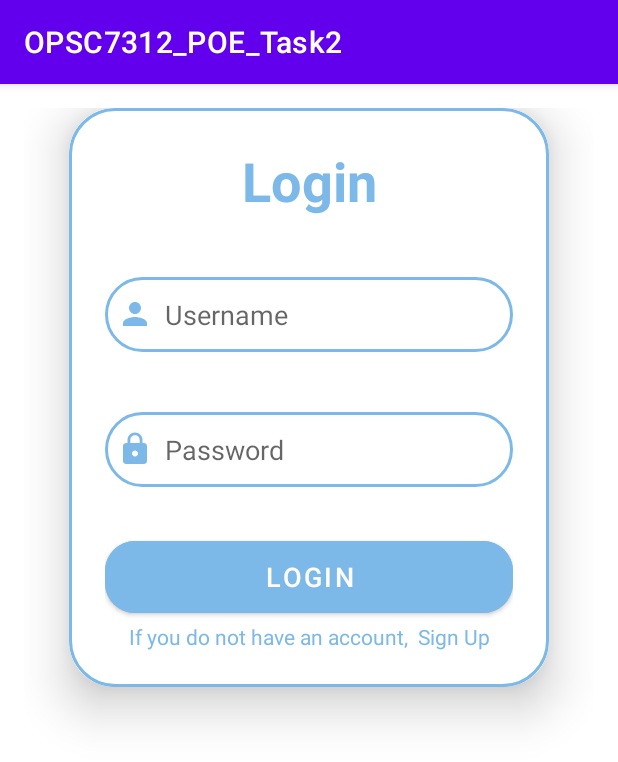
After one commit to AidenBosman124/OPSC7312_POE_Task2, an Android app: the fragment LoginFragment shown on its own in the app's theme, on a phone screen of 412 x 824 dp. The commit adds this screen. Shown: the top 762 px of the screen. Run offline under Robolectric (Android 15) with nearby library versions, the phone set to English and light mode, and no system bars.

Commit message:
commit 1
commit 1

```diff
--- a/app/build.gradle
+++ b/app/build.gradle
@@ -45,6 +45,7 @@ dependencies {
     implementation 'androidx.lifecycle:lifecycle-viewmodel-ktx:2.6.1'
     implementation 'androidx.navigation:navigation-fragment-ktx:2.6.0'
     implementation 'androidx.navigation:navigation-ui-ktx:2.6.0'
+    implementation 'androidx.annotation:annotation:1.3.0'
     testImplementation 'junit:junit:4.13.2'
     androidTestImplementation 'androidx.test.ext:junit:1.1.5'
     androidTestImplementation 'androidx.test.espresso:espresso-core:3.5.1'
--- /dev/null
+++ b/app/src/main/java/com/example/opsc7312_poe_task2/ui/login/LoginFragment.kt
@@ -0,0 +1,131 @@
+package com.example.opsc7312_poe_task2.ui.login
+
+import androidx.lifecycle.Observer
+import androidx.lifecycle.ViewModelProvider
+import androidx.annotation.StringRes
+import androidx.fragment.app.Fragment
+import android.os.Bundle
+import android.text.Editable
+import android.text.TextWatcher
+import android.view.LayoutInflater
+import android.view.View
+import android.view.ViewGroup
+import android.view.inputmethod.EditorInfo
+import android.widget.Button
+import android.widget.EditText
+import android.widget.ProgressBar
+import android.widget.Toast
+import com.example.opsc7312_poe_task2.databinding.FragmentLoginBinding
+
+import com.example.opsc7312_poe_task2.R
+
+class LoginFragment : Fragment() {
+
+    private lateinit var loginViewModel: LoginViewModel
+    private var _binding: FragmentLoginBinding? = null
+
+    // This property is only valid between onCreateView and
+    // onDestroyView.
+    private val binding get() = _binding!!
+
+    override fun onCreateView(
+        inflater: LayoutInflater,
+        container: ViewGroup?,
+        savedInstanceState: Bundle?
+    ): View? {
+
+        _binding = FragmentLoginBinding.inflate(inflater, container, false)
+        return binding.root
+
+    }
+
+    override fun onViewCreated(view: View, savedInstanceState: Bundle?) {
+        super.onViewCreated(view, savedInstanceState)
+        loginViewModel = ViewModelProvider(this, LoginViewModelFactory())
+            .get(LoginViewModel::class.java)
+
+        val usernameEditText = binding.username
+        val passwordEditText = binding.password
+        val loginButton = binding.login
+        val loadingProgressBar = binding.loading
+
+        loginViewModel.loginFormState.observe(viewLifecycleOwner,
+            Observer { loginFormState ->
+                if (loginFormState == null) {
+                    return@Observer
+                }
+                loginButton.isEnabled = loginFormState.isDataValid
+                loginFormState.usernameError?.let {
+                    usernameEditText.error = getString(it)
+                }
+                loginFormState.passwordError?.let {
+                    passwordEditText.error = getString(it)
+                }
+            })
+
+        loginViewModel.loginResult.observe(viewLifecycleOwner,
+            Observer { loginResult ->
+                loginResult ?: return@Observer
+                loadingProgressBar.visibility = View.GONE
+                loginResult.error?.let {
+                    showLoginFailed(it)
+                }
+                loginResult.success?.let {
+                    updateUiWithUser(it)
+                }
+            })
+
+        val afterTextChangedListener = object : TextWatcher {
+            override fun beforeTextChanged(s: CharSequence, start: Int, count: Int, after: Int) {
+                // ignore
+            }
+
+            override fun onTextChanged(s: CharSequence, start: Int, before: Int, count: Int) {
+                // ignore
+            }
+
+            override fun afterTextChanged(s: Editable) {
+                loginViewModel.loginDataChanged(
+                    usernameEditText.text.toString(),
+                    passwordEditText.text.toString()
+                )
+            }
+        }
+        usernameEditText.addTextChangedListener(afterTextChangedListener)
+        passwordEditText.addTextChangedListener(afterTextChangedListener)
+        passwordEditText.setOnEditorActionListener { _, actionId, _ ->
+            if (actionId == EditorInfo.IME_ACTION_DONE) {
+                loginViewModel.login(
+                    usernameEditText.text.toString(),
+                    passwordEditText.text.toString()
+                )
+            }
+            false
+        }
+
+        loginButton.setOnClickListener {
+            loadingProgressBar.visibility = View.VISIBLE
+            loginViewModel.login(
+                usernameEditText.text.toString(),
+                passwordEditText.text.toString()
+            )
+        }
+    }
+
+    private fun updateUiWithUser(model: LoggedInUserView) {
+        val welcome = getString(R.string.welcome) + model.displayName
+        // TODO : initiate successful logged in experience
+        val appContext = context?.applicationContext ?: return
+        Toast.makeText(appContext, welcome, Toast.LENGTH_LONG).show()
+    }
+
+    private fun showLoginFailed(@StringRes errorString: Int) {
+        val appContext = context?.applicationContext ?: return
+        Toast.makeText(appContext, errorString, Toast.LENGTH_LONG).show()
+    }
+
+    override fun onDestroyView() {
+        super.onDestroyView()
+        _binding = null
+    }
+}
--- /dev/null
+++ b/app/src/main/java/com/example/opsc7312_poe_task2/ui/login/LoginViewModelFactory.kt
@@ -0,0 +1,25 @@
+package com.example.opsc7312_poe_task2.ui.login
+
+import androidx.lifecycle.ViewModel
+import androidx.lifecycle.ViewModelProvider
+import com.example.opsc7312_poe_task2.data.LoginDataSource
+import com.example.opsc7312_poe_task2.data.LoginRepository
+
+/**
+ * ViewModel provider factory to instantiate LoginViewModel.
+ * Required given LoginViewModel has a non-empty constructor
+ */
+class LoginViewModelFactory : ViewModelProvider.Factory {
+
+    @Suppress("UNCHECKED_CAST")
+    override fun <T : ViewModel> create(modelClass: Class<T>): T {
+        if (modelClass.isAssignableFrom(LoginViewModel::class.java)) {
+            return LoginViewModel(
+                loginRepository = LoginRepository(
+                    dataSource = LoginDataSource()
+                )
+            ) as T
+        }
+        throw IllegalArgumentException("Unknown ViewModel class")
+    }
+}
--- /dev/null
+++ b/app/src/main/res/drawable/baseline_lock_24.xml
@@ -0,0 +1,5 @@
+<vector android:height="24dp" android:tint="@color/light_blue"
+    android:viewportHeight="24" android:viewportWidth="24"
+    android:width="24dp" xmlns:android="http://schemas.android.com/apk/res/android">
+    <path android:fillColor="@android:color/white" android:pathData="M18,8h-1L17,6c0,-2.76 -2.24,-5 -5,-5S7,3.24 7,6v2L6,8c-1.1,0 -2,0.9 -2,2v10c0,1.1 0.9,2 2,2h12c1.1,0 2,-0.9 2,-2L20,10c0,-1.1 -0.9,-2 -2,-2zM12,17c-1.1,0 -2,-0.9 -2,-2s0.9,-2 2,-2 2,0.9 2,2 -0.9,2 -2,2zM15.1,8L8.9,8L8.9,6c0,-1.71 1.39,-3.1 3.1,-3.1 1.71,0 3.1,1.39 3.1,3.1v2z"/>
+</vector>
--- /dev/null
+++ b/app/src/main/res/drawable/baseline_person_24.xml
@@ -0,0 +1,5 @@
+<vector android:height="24dp" android:tint="@color/light_blue"
+    android:viewportHeight="24" android:viewportWidth="24"
+    android:width="24dp" xmlns:android="http://schemas.android.com/apk/res/android">
+    <path android:fillColor="@android:color/white" android:pathData="M12,12c2.21,0 4,-1.79 4,-4s-1.79,-4 -4,-4 -4,1.79 -4,4 1.79,4 4,4zM12,14c-2.67,0 -8,1.34 -8,4v2h16v-2c0,-2.66 -5.33,-4 -8,-4z"/>
+</vector>
--- /dev/null
+++ b/app/src/main/res/drawable/custom_edittext.xml
@@ -0,0 +1,11 @@
+<?xml version="1.0" encoding="utf-8"?>
+<shape xmlns:android="http://schemas.android.com/apk/res/android"
+    android:shape="rectangle">
+
+    <stroke
+        android:width="2dp"
+        android:color="@color/light_blue"/>
+
+    <corners
+        android:radius="30dp"/>
+</shape>
--- /dev/null
+++ b/app/src/main/res/layout/fragment_login.xml
@@ -0,0 +1,108 @@
+<?xml version="1.0" encoding="utf-8"?>
+<androidx.constraintlayout.widget.ConstraintLayout xmlns:android="http://schemas.android.com/apk/res/android"
+    xmlns:app="http://schemas.android.com/apk/res-auto"
+    xmlns:tools="http://schemas.android.com/tools"
+    android:id="@+id/container"
+    android:layout_width="match_parent"
+    android:layout_height="match_parent"
+    android:paddingLeft="@dimen/fragment_horizontal_margin"
+    android:paddingTop="@dimen/fragment_vertical_margin"
+    android:paddingRight="@dimen/fragment_horizontal_margin"
+    android:paddingBottom="@dimen/fragment_vertical_margin"
+    tools:context=".ui.login.LoginFragment">
+
+    <androidx.cardview.widget.CardView
+        android:layout_width="match_parent"
+        android:layout_height="wrap_content"
+        android:layout_margin="30dp"
+        app:cardCornerRadius="30dp"
+        app:cardElevation="20dp">
+
+        <LinearLayout
+            android:layout_width="match_parent"
+            android:layout_height="wrap_content"
+            android:orientation="vertical"
+            android:gravity="center_horizontal"
+            android:padding="24dp"
+            android:background="@drawable/custom_edittext">
+
+
+            <TextView
+                android:layout_width="match_parent"
+                android:layout_height="wrap_content"
+                android:text="Login"
+                android:id="@+id/login"
+                android:textSize="36sp"
+                android:textAlignment="center"
+                android:textStyle="bold"
+                android:textColor="@color/light_blue"/>
+
+            <EditText
+                android:layout_width="match_parent"
+                android:layout_height="50dp"
+                android:id="@+id/username"
+                android:background="@drawable/custom_edittext"
+                android:layout_marginTop="40dp"
+                android:padding="8dp"
+                android:hint="Username"
+                android:drawableLeft="@drawable/baseline_person_24"
+                android:textColor="@color/black"
+                android:drawablePadding="8dp"/>
+
+            <EditText
+                android:layout_width="match_parent"
+                android:layout_height="50dp"
+                android:id="@+id/password"
+                android:background="@drawable/custom_edittext"
+                android:layout_marginTop="40dp"
+                android:inputType="textPassword"
+                android:padding="8dp"
+                android:hint="Password"
+                android:drawableLeft="@drawable/baseline_lock_24"
+                android:textColor="@color/black"
+                android:drawablePadding="8dp"
+                />
+
+            <Button
+                android:layout_width="match_parent"
+                android:layout_height="60dp"
+                android:text="Login"
+                android:id="@+id/btn_login"
+                android:textSize="18sp"
+                android:layout_marginTop="30dp"
+                android:backgroundTint="@color/light_blue"
+                app:cornerRadius = "20dp"/>
+
+            <TextView
+                android:layout_width="match_parent"
+                android:layout_height="match_parent"
+                android:id="@+id/toSignup"
+                android:textColor="@color/light_blue"
+                android:text="If you do not have an account,  Sign Up"
+                android:layout_gravity="center"
+                android:textAlignment="center"
+                />
+
+
+        </LinearLayout>
+
+
+
+    </androidx.cardview.widget.CardView>
+
+    <ProgressBar
+        android:id="@+id/loading"
+        android:layout_width="wrap_content"
+        android:layout_height="wrap_content"
+        android:layout_gravity="center"
+        android:layout_marginStart="32dp"
+        android:layout_marginTop="64dp"
+        android:layout_marginEnd="32dp"
+        android:layout_marginBottom="64dp"
+        android:visibility="gone"
+        app:layout_constraintBottom_toBottomOf="parent"
+        app:layout_constraintEnd_toEndOf="@+id/password"
+        app:layout_constraintStart_toStartOf="@+id/password"
+        app:layout_constraintTop_toTopOf="parent"
+        app:layout_constraintVertical_bias="0.3" />
+</androidx.constraintlayout.widget.ConstraintLayout>
--- a/app/src/main/res/values/colors.xml
+++ b/app/src/main/res/values/colors.xml
@@ -7,4 +7,5 @@
     <color name="teal_700">#FF018786</color>
     <color name="black">#FF000000</color>
     <color name="white">#FFFFFFFF</color>
+    <color name="light_blue">#7cb9e8</color>
 </resources>
--- a/app/src/main/res/values/dimens.xml
+++ b/app/src/main/res/values/dimens.xml
@@ -5,4 +5,7 @@
     <dimen name="nav_header_vertical_spacing">8dp</dimen>
     <dimen name="nav_header_height">176dp</dimen>
     <dimen name="fab_margin">16dp</dimen>
+    <!-- Default screen margins, per the Android Design guidelines. -->
+    <dimen name="fragment_horizontal_margin">16dp</dimen>
+    <dimen name="fragment_vertical_margin">16dp</dimen>
 </resources>
--- a/app/src/main/res/values/strings.xml
+++ b/app/src/main/res/values/strings.xml
@@ -10,4 +10,13 @@
     <string name="menu_home">Home</string>
     <string name="menu_gallery">Gallery</string>
     <string name="menu_slideshow">Slideshow</string>
+    <!-- Strings related to login -->
+    <string name="prompt_email">Email</string>
+    <string name="prompt_password">Password</string>
+    <string name="action_sign_in">Sign in or register</string>
+    <string name="action_sign_in_short">Sign in</string>
+    <string name="welcome">"Welcome!"</string>
+    <string name="invalid_username">Not a valid username</string>
+    <string name="invalid_password">Password must be >5 characters</string>
+    <string name="login_failed">"Login failed"</string>
 </resources>
```
Also changed, not shown: app/src/main/java/com/example/opsc7312_poe_task2/data/LoginDataSource.kt (added, +24 -0 lines), app/src/main/java/com/example/opsc7312_poe_task2/data/LoginRepository.kt (added, +46 -0 lines), app/src/main/java/com/example/opsc7312_poe_task2/data/Result.kt (added, +18 -0 lines), app/src/main/java/com/example/opsc7312_poe_task2/data/model/LoggedInUser.kt (added, +9 -0 lines), app/src/main/java/com/example/opsc7312_poe_task2/ui/login/LoggedInUserView.kt (added, +9 -0 lines), app/src/main/java/com/example/opsc7312_poe_task2/ui/login/LoginFormState.kt (added, +10 -0 lines), app/src/main/java/com/example/opsc7312_poe_task2/ui/login/LoginResult.kt (added, +9 -0 lines), app/src/main/java/com/example/opsc7312_poe_task2/ui/login/LoginViewModel.kt (added, +55 -0 lines).
